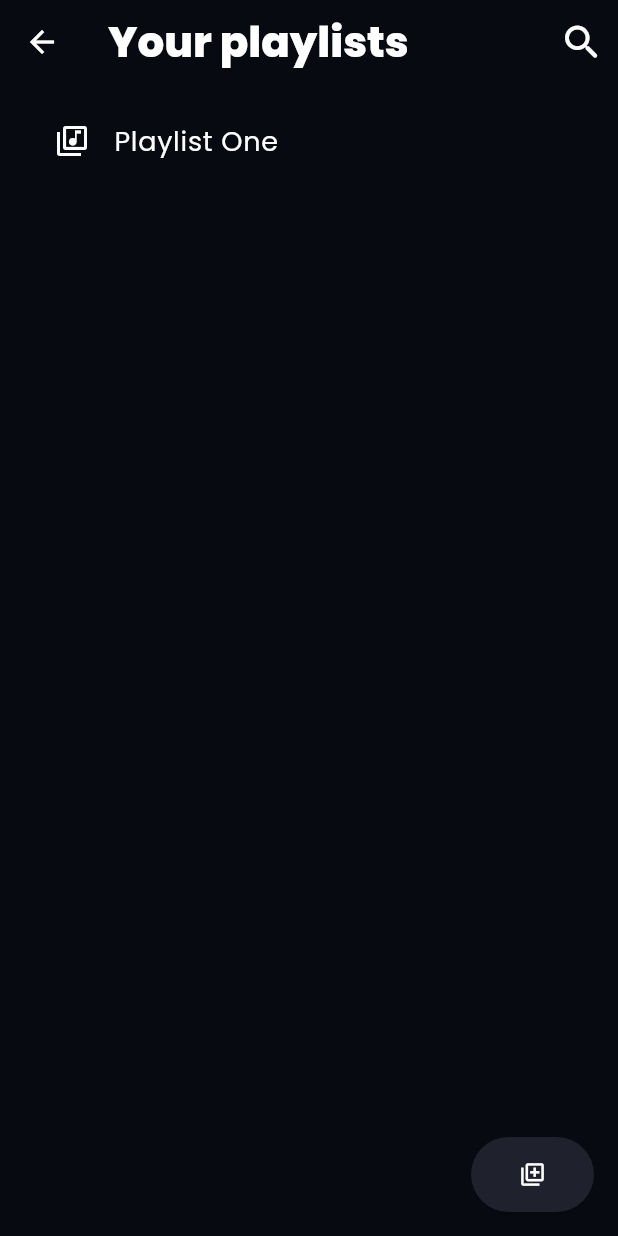
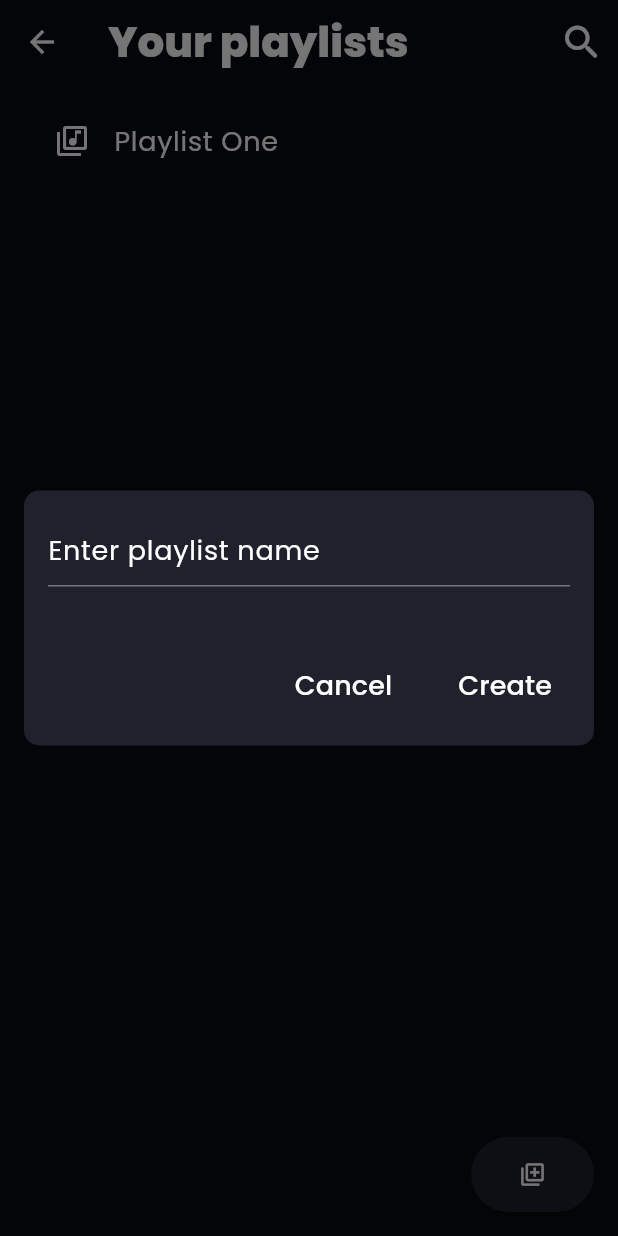
Before and after one commit to dtg-lucifer/chill_beats, a Flutter app: the PlaylistListingScreen screen opened directly, after a tap on the "library add" icon, on a phone screen of 412 x 824 dp. Run offline on Flutter 3.47's test engine with Material 2 defaults, Android fonts, the phone set to English and light mode, and no system bars; our stand-ins replace get, google_fonts, just_audio, localstorage, on_audio_query, permission_handler.

Commit message:
Working on playlist functionality - day 2

```diff
--- a/lib/screens/playlists/listing.dart
+++ b/lib/screens/playlists/listing.dart
@@ -1,7 +1,9 @@
 import 'package:flutter/material.dart';
 import 'package:get/get.dart';
+import 'package:google_fonts/google_fonts.dart';
 import 'package:music_playaer/constants/colors.dart';
 import 'package:music_playaer/constants/text_styles.dart';
+import 'package:music_playaer/controllers/player_controller.dart';
 import 'package:music_playaer/screens/playlists/playlist.dart';
 
 class PlaylistListingScreen extends StatefulWidget {
@@ -12,6 +14,13 @@ class PlaylistListingScreen extends StatefulWidget {
 }
 
 class _PlaylistListingScreenState extends State<PlaylistListingScreen> {
+  final controller = PlayerController();
+
+  @override
+  void initState() {
+    super.initState();
+  }
+
   @override
   Widget build(BuildContext context) {
     return Scaffold(
@@ -34,7 +43,82 @@ class _PlaylistListingScreenState extends State<PlaylistListingScreen> {
         ),
       ),
       floatingActionButton: ElevatedButton(
-        onPressed: () {},
+        onPressed: () {
+          showDialog(
+            context: context,
+            useSafeArea: true,
+            builder: (BuildContext ctx) {
+              return Material(
+                type: MaterialType.transparency,
+                child: Center(
+                  child: SizedBox(
+                    height: 170,
+                    width: 380,
+                    child: Container(
+                      decoration: BoxDecoration(
+                        color: bgColor,
+                        borderRadius: BorderRadius.circular(10.0),
+                      ),
+                      child: Padding(
+                        padding: const EdgeInsets.all(16.0),
+                        child: Column(
+                          mainAxisAlignment: MainAxisAlignment.spaceBetween,
+                          children: [
+                            TextField(
+                              decoration: InputDecoration(
+                                hintText: "Enter playlist name",
+                                hintStyle: GoogleFonts.poppins(
+                                  color: white,
+                                  fontSize: 18,
+                                ),
+                              ),
+                              style: GoogleFonts.poppins(
+                                color: white,
+                                fontSize: 18,
+                              ),
+                            ),
+                            Row(
+                              mainAxisAlignment: MainAxisAlignment.end,
+                              children: [
+                                TextButton(
+                                  onPressed: () {
+                                    Get.back();
+                                  },
+                                  child: const Text(
+                                    "Cancel",
+                                    style: TextStyle(
+                                      color: white,
+                                      fontSize: 18,
+                                    ),
+                                  ),
+                                ),
+                                const SizedBox(
+                                  width: 20,
+                                ),
+                                TextButton(
+                                  onPressed: () {
+                                    Get.back();
+                                  },
+                                  child: const Text(
+                                    "Create",
+                                    style: TextStyle(
+                                      color: white,
+                                      fontSize: 18,
+                                    ),
+                                  ),
+                                ),
+                              ],
+                            )
+                          ],
+                        ),
+                      ),
+                    ),
+                  ),
+                ),
+              );
+            },
+          );
+        },
         style: const ButtonStyle(
           backgroundColor: MaterialStatePropertyAll<Color>(bgColor),
         ),
```
Also changed, not shown: lib/controllers/player_controller.dart (+20 -33 lines).
